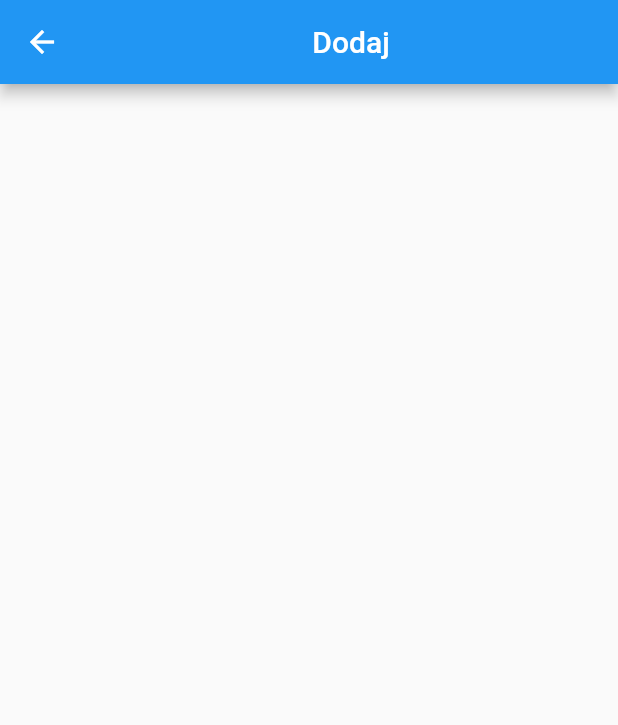
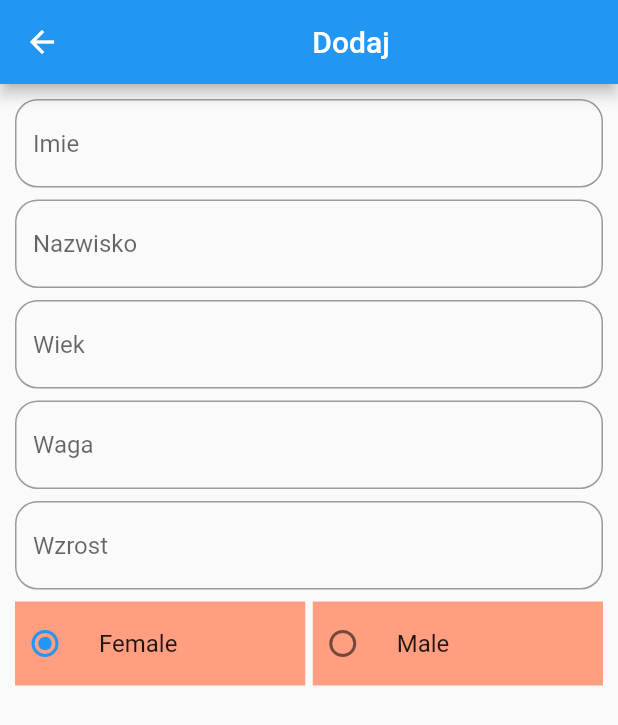
Before and after one commit to Dariuki/baby_health, a Flutter app: the AddPerson screen opened directly, on a phone screen of 412 x 824 dp. Shown: the top 725 px of the screen. Run offline on Flutter 3.47's test engine with Material 2 defaults, Android fonts, the phone set to English and light mode, and no system bars.

Commit message:
Create Radio Buttons

```diff
--- a/lib/features/peages/add/add_person.dart
+++ b/lib/features/peages/add/add_person.dart
@@ -1,3 +1,5 @@
+import 'package:baby_health/features/widgets/radio_switch.dart';
+import 'package:baby_health/features/widgets/text_field.dart';
 import 'package:flutter/material.dart';
 
 class AddPerson extends StatelessWidget {
@@ -11,6 +13,29 @@ class AddPerson extends StatelessWidget {
           child: Text('Dodaj'),
         ),
       ),
+      body: Padding(
+        padding: const EdgeInsets.all(10),
+        child: Column(
+          children: [
+            TextFieldWidget(
+              title: 'Imie',
+            ),
+            TextFieldWidget(
+              title: 'Nazwisko',
+            ),
+            TextFieldWidget(
+              title: 'Wiek',
+            ),
+            TextFieldWidget(
+              title: 'Waga',
+            ),
+            TextFieldWidget(
+              title: 'Wzrost',
+            ),
+            const RadioSwitch(),
+          ],
+        ),
+      ),
     );
   }
 }
--- a/lib/features/peages/home/home_page.dart
+++ b/lib/features/peages/home/home_page.dart
@@ -1,3 +1,4 @@
+import 'package:baby_health/features/peages/add/add_person.dart';
 import 'package:baby_health/features/widgets/person_tile.dart';
 
 import 'package:flutter/material.dart';
@@ -13,8 +14,14 @@ class HomePage extends StatelessWidget {
         ),
       ),
       floatingActionButton: FloatingActionButton(
-        onPressed: () {},
-        child: const Icon(Icons.add),
+        onPressed: () {
+          Navigator.of(context).push(
+            MaterialPageRoute(
+              builder: (context) => const AddPerson(),
+            ),
+          );
+        },
+        child: const Icon(Icons.person_add_alt_1),
       ),
       body: const _HomePageBody(),
     );
--- /dev/null
+++ b/lib/features/widgets/radio_switch.dart
@@ -0,0 +1,40 @@
+import 'package:flutter/material.dart';
+
+class RadioSwitch extends StatefulWidget {
+  const RadioSwitch({super.key});
+
+  @override
+  State<RadioSwitch> createState() => _RadioSwitchState();
+}
+
+class _RadioSwitchState extends State<RadioSwitch> {
+  bool isFemale = true;
+  @override
+  Widget build(BuildContext context) {
+    return Row(
+      children: [
+        Expanded(
+          child: RadioListTile(
+            contentPadding: const EdgeInsets.all(0),
+            tileColor: Colors.deepOrangeAccent.shade100,
+            title: const Text('Female'),
+            value: true,
+            groupValue: isFemale,
+            onChanged: (value) => setState(() => isFemale = value!),
+          ),
+        ),
+        const SizedBox(width: 5),
+        Expanded(
+          child: RadioListTile(
+            contentPadding: const EdgeInsets.all(0),
+            tileColor: Colors.deepOrangeAccent.shade100,
+            title: const Text('Male'),
+            value: false,
+            groupValue: isFemale,
+            onChanged: (value) => setState(() => isFemale = value!),
+          ),
+        ),
+      ],
+    );
+  }
+}
--- /dev/null
+++ b/lib/features/widgets/text_field.dart
@@ -0,0 +1,29 @@
+import 'package:flutter/material.dart';
+
+class TextFieldWidget extends StatelessWidget {
+  final controller = TextEditingController();
+  final String title;
+
+  TextFieldWidget({
+    super.key,
+    required this.title,
+  });
+
+  @override
+  Widget build(BuildContext context) {
+    return Column(
+      children: [
+        TextField(
+          controller: controller,
+          decoration: InputDecoration(
+            border: OutlineInputBorder(
+              borderRadius: BorderRadius.circular(15),
+            ),
+            hintText: title,
+          ),
+        ),
+        const SizedBox(height: 8)
+      ],
+    );
+  }
+}
--- a/lib/main.dart
+++ b/lib/main.dart
@@ -1,4 +1,4 @@
-import 'package:baby_health/features/peages/home_page.dart';
+import 'package:baby_health/features/peages/home/home_page.dart';
 import 'package:flutter/material.dart';
 
 void main() {
```
Also changed, not shown: pubspec.yaml (+5 -59 lines).
